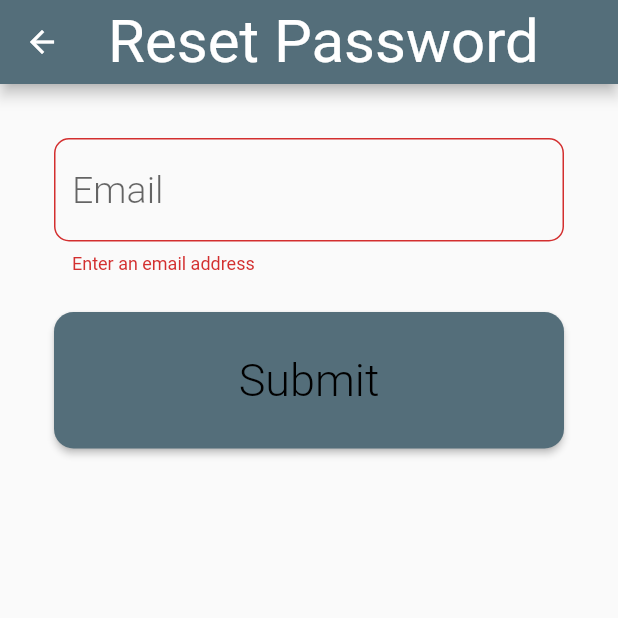
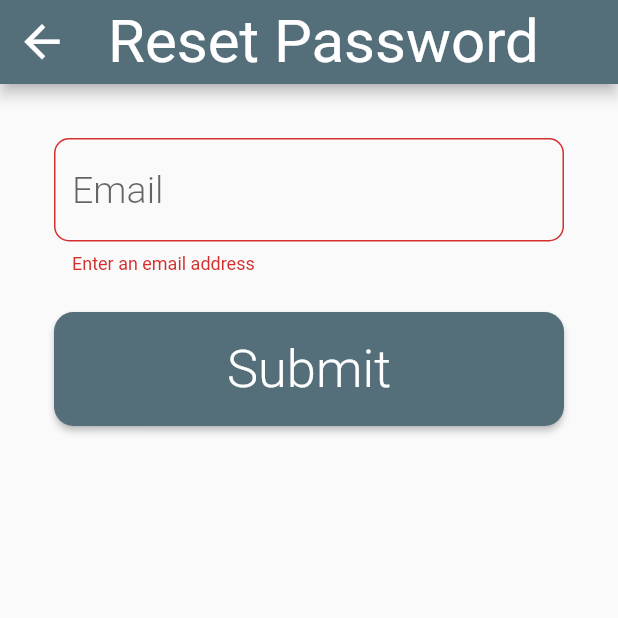
Before and after one commit to rabaraaaron/Gradebook, a Flutter app: the ResetPassword screen opened by its route, after a tap on "Submit", on a phone screen of 412 x 824 dp, the top half of it. Run offline on Flutter 3.47's test engine with Material 2 defaults, Android fonts, the phone set to English and light mode, and no system bars; our stand-ins replace cloud_firestore, firebase_auth, firebase_core, flushbar, flutter_datetime_picker, flutter_local_notifications and 7 more; accounts and stored records are empty; Roboto replaces fonts that are missing (TextStyle).

Commit message:
Fixed minor bugs and UI inconsistencies in the intial pages.

```diff
--- a/gradebook/lib/pages/resetPasswrd.dart
+++ b/gradebook/lib/pages/resetPasswrd.dart
@@ -13,8 +13,9 @@ class ResetPassword extends StatefulWidget {
 
 class _resetPageState extends State<ResetPassword> {
   TextStyle style = TextStyle(fontFamily: 'Montserrat', fontSize: 20.0);
-  String email = '';
   String error = '';
+
+  final TextEditingController emailController = TextEditingController();
 
   final AuthService _auth = AuthService();
   final _formKey = GlobalKey<FormState>();
@@ -24,28 +25,25 @@ class _resetPageState extends State<ResetPassword> {
   Widget build(BuildContext context) {
     final _scaffoldKey = GlobalKey<ScaffoldState>();
     var emailField = TextFormField(
-
+      controller: emailController,
       obscureText: false,
       style: Theme.of(context).textTheme.headline6,
       validator: (val) => ValidatorService().validateEmail(val),
       decoration: InputDecoration(
           hintText: "Email",
           border: OutlineInputBorder(borderRadius: BorderRadius.circular(10.0))),
-      onChanged: (val) {
-        setState(() => email = val);
-      },
     );
 
     final submitButton = RaisedButton(
       shape: RoundedRectangleBorder(borderRadius: BorderRadius.circular(13.0)),
       child: SizedBox(
         width: 305.0,
-        height: 55.0,
+        height: 40.0,
 
         child: Center(
           child: Text(
             'Submit',
-            style: Theme.of(context).textTheme.headline4,
+            style: Theme.of(context).textTheme.headline2,
           ),
         ),
       ),
@@ -55,11 +53,11 @@ class _resetPageState extends State<ResetPassword> {
         if (_formKey.currentState.validate()) {
           print("validation passed");
           setState(() => loading = true);
-          dynamic successful = await _auth.resetPassword(context, email);
+          dynamic successful = await _auth.resetPassword(context, emailController.text);
           if (successful){
             Navigator.pop(context);
             _auth.displayMessage(context,
-                "Reset link has been sent to " + email,
+                "Reset link has been sent to " + emailController.text,
                 "Successful request");
           } else {
             setState(() { loading = false; });
@@ -104,6 +102,14 @@ class _resetPageState extends State<ResetPassword> {
     return Scaffold(
         key: _scaffoldKey,
         appBar: AppBar(
+          leading: IconButton(
+            icon: Icon(Icons.arrow_back),
+            color: Colors.white,
+            iconSize: 35,
+            onPressed: (){
+              Navigator.pop(context);
+            },
+          ),
           title: Text(
             "Reset Password",
             style: Theme.of(context).textTheme.headline1,
```
Also changed, not shown: gradebook/lib/pages/LoginPage.dart (+14 -10 lines), gradebook/lib/pages/SignUpPage.dart (+11 -10 lines).
